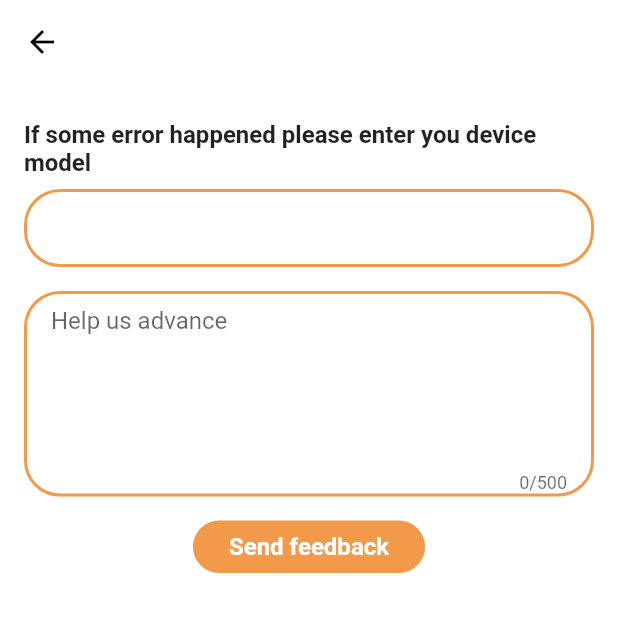
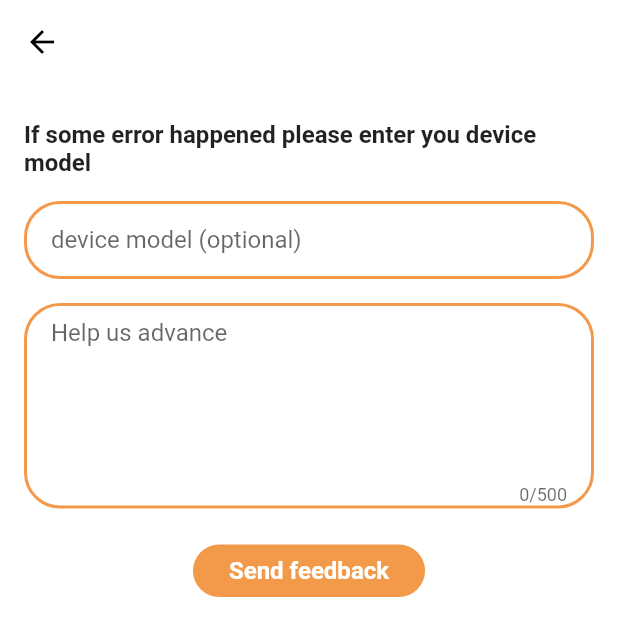
Before and after one commit to aspirity-inc/stolby-flutter, a Flutter app: the FeedbackPage screen opened by its route, on a phone screen of 412 x 824 dp. Shown: the top 636 px of the screen. Run offline on Flutter 3.47's test engine with Material 2 defaults, Android fonts, the phone set to English and light mode, and no system bars; our stand-ins replace auto_route, bloc, community_material_icon, dartz, drift, flutter_bloc and 8 more; missing offline and left inert: maps_launcher; accounts and stored records are empty; generated files the repository leaves out were written again.

Commit message:
intermediate commit

```diff
--- a/lib/injection.dart
+++ b/lib/injection.dart
@@ -5,6 +5,5 @@ import 'package:stolby_flutter/injection.config.dart';
 final GetIt getIt = GetIt.instance;
 
 @injectableInit
-void configureInjection(String env) {
-  $initGetIt(getIt, environment: env);
-}
+Future<void> configureInjection(String env) =>
+    $initGetIt(getIt, environment: env);
--- a/lib/l10n/app_en.arb
+++ b/lib/l10n/app_en.arb
@@ -53,6 +53,7 @@
   "feedback_aspirity_email_android": "Android-app Stolby",
   "feedback_action": "Send feedback",
   "feedback_device": "If some error happened please enter you device model",
+  "feedback_device_model": "device model (optional)",
   "share_content_ios": "Today I am going to #Stolby. Get \"Stolby\" application:",
   "share_content_android": "Today I am going to #Stolby. Get \"Stolby\" application:",
   "menu_tutorial": "Overview",
--- a/lib/l10n/app_ru.arb
+++ b/lib/l10n/app_ru.arb
@@ -53,6 +53,7 @@
   "feedback_aspirity_email_android": "Android-приложение Столбы",
   "feedback_action": "Отправить отзыв",
   "feedback_device": "Если произошла какая-то проблема напишите модель вашего устройства",
+  "feedback_device_model": "модель устройства(отционально)",
   "share_content_ios": "Сегодня я иду на #Столбы. Спасибо приложению \"Столбы\".",
   "share_content_android": "Сегодня я иду на #Столбы. Спасибо приложению \"Столбы\".",
   "menu_tutorial": "Краткий обзор",
--- a/lib/main.dart
+++ b/lib/main.dart
@@ -3,8 +3,8 @@ import 'package:injectable/injectable.dart';
 import 'package:stolby_flutter/injection.dart';
 import 'package:stolby_flutter/presentation/core/app_widget.dart';
 
-void main() {
+Future<void> main() async {
   WidgetsFlutterBinding.ensureInitialized();
-  configureInjection(Environment.dev);
+  await configureInjection(Environment.dev);
   runApp(StolbyApp());
 }
--- a/lib/presentation/pages/feedback_page/feedback_page.dart
+++ b/lib/presentation/pages/feedback_page/feedback_page.dart
@@ -32,7 +32,7 @@ class FeedbackPage extends StatelessWidget {
               ),
             ),
             const SizedBox(
-              height: 8,
+              height: 16,
             ),
             Container(
               decoration: BoxDecoration(
@@ -45,13 +45,18 @@ class FeedbackPage extends StatelessWidget {
               child: TextField(
                 controller: _deviceController,
                 maxLines: 1,
-                decoration: const InputDecoration(
-                  contentPadding: EdgeInsets.symmetric(
+                decoration: InputDecoration(
+                  contentPadding: const EdgeInsets.symmetric(
                     horizontal: 16,
                   ),
                   focusedBorder: InputBorder.none,
                   disabledBorder: InputBorder.none,
                   enabledBorder: InputBorder.none,
+                  hintText: localization.feedback_device_model,
+                  hintStyle: const TextStyle(
+                    fontSize: 16,
+                    fontWeight: FontWeight.w400,
+                  ),
                 ),
               ),
             ),
@@ -93,7 +98,10 @@ class FeedbackPage extends StatelessWidget {
               borderRadius: const BorderRadius.all(Radius.circular(24)),
               onTap: () {}, // TODO: SEND FEEDBACK
               child: Container(
-                margin: const EdgeInsets.symmetric(horizontal: 16),
+                margin: const EdgeInsets.symmetric(
+                  horizontal: 16,
+                  vertical: 8,
+                ),
                 padding:
                     const EdgeInsets.symmetric(horizontal: 24, vertical: 8),
                 decoration: BoxDecoration(
```
Also changed, not shown: 2 other files.
